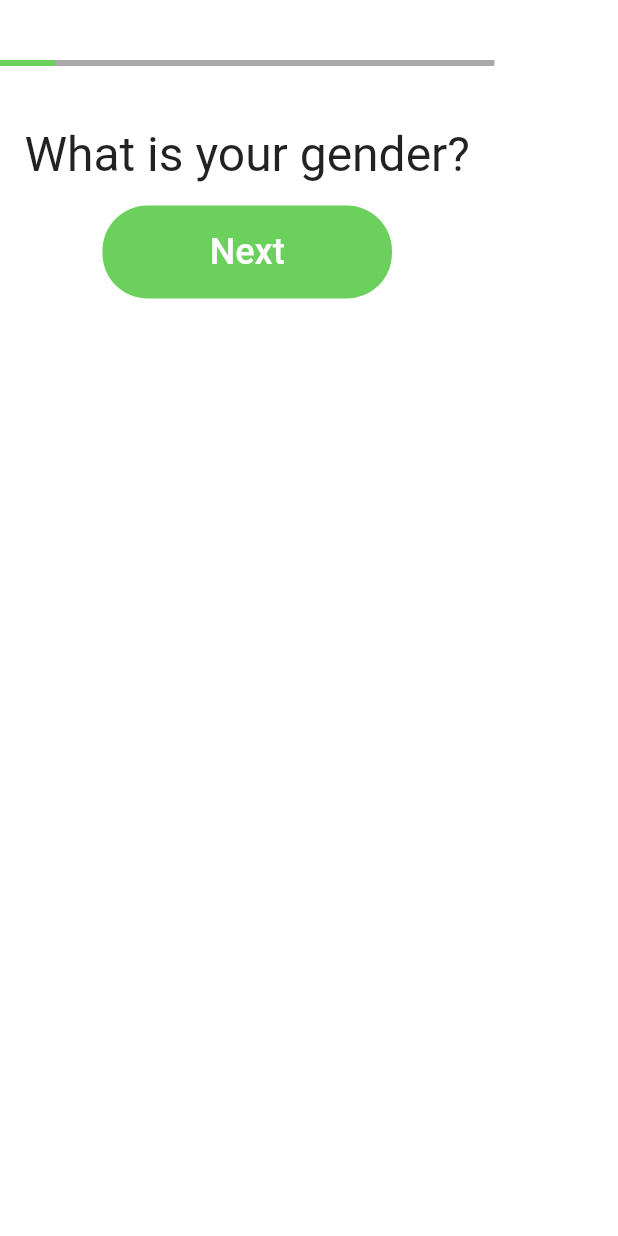
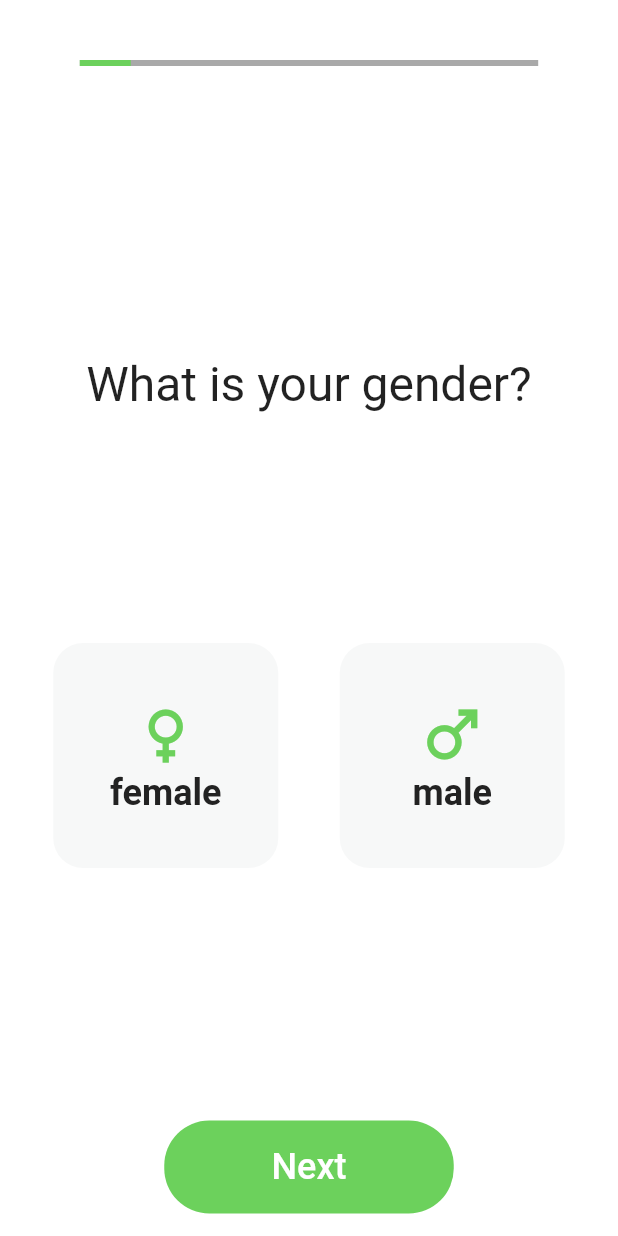
Before and after one commit to SonNguyen9720/plan_meal_app, a Flutter app: the screen it shows after launch, after a tap on "Gender Screen", on a phone screen of 412 x 824 dp. Run offline on Flutter 3.47's test engine with Material 2 defaults, Android fonts, the phone set to English and light mode, and no system bars; our stand-ins replace bloc, carousel_slider, device_preview, equatable, flutter_bloc, flutter_secure_storage and 4 more; Roboto replaces fonts that are missing (Signika).

Commit message:
Update gender screen

```diff
--- a/lib/presentation/features/information_user/gender/cubit/gender_cubit.dart
+++ b/lib/presentation/features/information_user/gender/cubit/gender_cubit.dart
@@ -5,10 +5,24 @@ import 'package:plan_meal_app/data/model/user.dart';
 part 'gender_state.dart';
 
 class GenderCubit extends Cubit<GenderState> {
-  GenderCubit() : super(GenderInitial());
+  GenderCubit() : super(const GenderInitial());
 
-  void onNaviagteButtonPressed({required String gender, required User user}) {
-    var newUser = user.copyWith(gender: gender);
-    emit(GenderUpdated(newUser));
+  void onGenderChoosing(bool isFemale) {
+    print("$isFemale");
+    if (isFemale) {
+      emit(const GenderFemaleChosen());
+    } else {
+      emit(const GenderMaleChosen());
+    }
+  }
+
+  void onNaviagteButtonPressed({required User user}) {
+    if (state is GenderFemaleChosen) {
+      var newUser = user.copyWith(gender: "Female");
+      emit(GenderSubmit(newUser));
+    } else if (state is GenderMaleChosen) {
+      var newUser = user.copyWith(gender: "Male");
+      emit(GenderSubmit(newUser));
+    }
   }
 }
--- a/lib/presentation/features/information_user/gender/cubit/gender_state.dart
+++ b/lib/presentation/features/information_user/gender/cubit/gender_state.dart
@@ -7,12 +7,28 @@ abstract class GenderState extends Equatable {
   List<Object> get props => [];
 }
 
-class GenderInitial extends GenderState {}
+class GenderInitial extends GenderState {
+  const GenderInitial();
+}
 
-class GenderUpdated extends GenderState {
+class GenderFemaleChosen extends GenderState {
+  final bool isFemale = true;
+
+  const GenderFemaleChosen();
+}
+
+class GenderMaleChosen extends GenderState {
+  final bool isFemale = false;
+
+  const GenderMaleChosen();
+}
+
+class GenderSubmit extends GenderState {
   final User user;
 
-  const GenderUpdated(this.user);
+  const GenderSubmit(this.user);
 }
 
-class GenderFinished extends GenderState {}
+// class GenderFinished extends GenderState {
+//   const GenderFinished();
+// }
--- a/lib/presentation/features/information_user/gender/gender_screen.dart
+++ b/lib/presentation/features/information_user/gender/gender_screen.dart
@@ -4,6 +4,7 @@ import 'package:google_fonts/google_fonts.dart';
 import 'package:plan_meal_app/config/theme.dart';
 import 'package:plan_meal_app/data/model/user.dart';
 import 'package:plan_meal_app/presentation/features/information_user/gender/cubit/gender_cubit.dart';
+import 'package:plan_meal_app/presentation/widgets/independent/gender_button.dart';
 import 'package:plan_meal_app/presentation/widgets/independent/linear_progess.dart';
 import 'package:plan_meal_app/presentation/widgets/independent/navigate_button.dart';
 
@@ -22,23 +23,78 @@ class _GenderScreenState extends State<GenderScreen> {
     return Scaffold(
       backgroundColor: AppColors.white,
       body: BlocConsumer<GenderCubit, GenderState>(
-        listener: (context, state) {},
+        listener: (context, state) {
+          if (state is GenderSubmit) {
+            print("Navigation to another screen");
+          }
+        },
         builder: (context, state) {
-          return Column(
+          return Padding(
+            padding: const EdgeInsets.symmetric(horizontal: 15),
+            child: Column(
+              mainAxisAlignment: MainAxisAlignment.spaceBetween,
               children: [
                 const LinearProgress(value: 1 / 9),
                 Text(
                   "What is your gender?",
                   style: GoogleFonts.signika(fontSize: 32),
                 ),
+                Row(
+                  mainAxisAlignment: MainAxisAlignment.spaceAround,
+                  children: [
+                    InkWell(
+                      child: GenderButton(
+                        iconData: Icons.female,
+                        gender: "female",
+                        isSelected: _checkFemaleIsSelected(state),
+                      ),
+                      onTap: () {
+                        BlocProvider.of<GenderCubit>(context)
+                            .onGenderChoosing(true);
+                      },
+                    ),
+                    InkWell(
+                      child: GenderButton(
+                        iconData: Icons.male,
+                        gender: "male",
+                        isSelected: _checkMaleIsSelected(state),
+                      ),
+                      onTap: () {
+                        BlocProvider.of<GenderCubit>(context)
+                            .onGenderChoosing(false);
+                      },
+                    ),
+                  ],
+                ),
                 Padding(
                   padding: const EdgeInsets.symmetric(vertical: 15),
-                child: NavigateButton(text: "Next", callbackFunc: () {}),
+                  child: NavigateButton(
+                      text: "Next",
+                      callbackFunc: () => navigatorFunc(user: widget.user)),
                 ),
               ],
+            ),
           );
         },
       ),
     );
   }
+
+  bool _checkFemaleIsSelected(GenderState state) {
+    if (state is GenderFemaleChosen) {
+      return true;
     }
+    return false;
+  }
+
+  bool _checkMaleIsSelected(GenderState state) {
+    if (state is GenderMaleChosen) {
+      return true;
+    }
+    return false;
+  }
+
+  void navigatorFunc({required User user}) {
+    BlocProvider.of<GenderCubit>(context).onNaviagteButtonPressed(user: user);
+  }
+}
--- /dev/null
+++ b/lib/presentation/widgets/independent/gender_button.dart
@@ -0,0 +1,90 @@
+import 'package:flutter/material.dart';
+import 'package:plan_meal_app/config/theme.dart';
+
+class GenderButton extends StatelessWidget {
+  const GenderButton(
+      {Key? key,
+      required this.iconData,
+      required this.gender,
+      this.isSelected = false})
+      : super(key: key);
+
+  final IconData iconData;
+  final String gender;
+  final bool isSelected;
+
+  @override
+  Widget build(BuildContext context) {
+    return Container(
+        width: 150,
+        height: 150,
+        child: Column(
+          mainAxisAlignment: MainAxisAlignment.center,
+          children: [
+            Icon(
+              iconData,
+              color: AppColors.green,
+              size: 50,
+            ),
+            Text(
+              gender,
+              style: TextStyle(
+                  color: isSelected ? AppColors.white : AppColors.black,
+                  fontSize: 24,
+                  fontWeight: FontWeight.w600),
+            )
+          ],
+        ),
+        decoration: BoxDecoration(
+          borderRadius: BorderRadius.circular(20),
+          color: isSelected ? AppColors.orange : AppColors.backgroundInput,
+        ));
+  }
+}
+
+// class GenderButton extends StatefulWidget {
+//   final IconData iconData;
+//   final String gender;
+//   final Color? color;
+//   final bool isSelected;
+//   const GenderButton(
+//       {Key? key,
+//       required this.iconData,
+//       required this.gender,
+//       this.color,
+//       this.isSelected = false})
+//       : super(key: key);
+
+//   @override
+//   State<GenderButton> createState() => _GenderButtonState();
+// }
+
+// class _GenderButtonState extends State<GenderButton> {
+//   @override
+//   Widget build(BuildContext context) {
+//     return Container(
+//         width: 150,
+//         height: 150,
+//         child: Column(
+//           mainAxisAlignment: MainAxisAlignment.center,
+//           children: [
+//             Icon(
+//               widget.iconData,
+//               color: widget.color,
+//               size: 50,
+//             ),
+//             Text(
+//               widget.gender,
+//               style: const TextStyle(
+//                   color: widget.isSelected ? AppColors.white : AppColors.black,
+//                   fontSize: 24,
+//                   fontWeight: FontWeight.w600),
+//             )
+//           ],
+//         ),
+//         decoration: BoxDecoration(
+//           borderRadius: BorderRadius.circular(20),
+//           color: AppColors.backgroundInput,
+//         ));
+//   }
+// }
```
Lines whose indentation alone changed are shown as unchanged.
